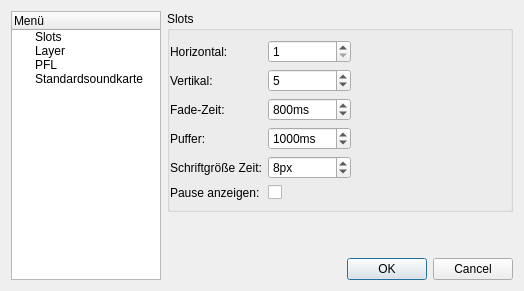
Before: the Qt Designer form view/configurationdialog.ui in m2otech/emm, drawn with Qt 5.
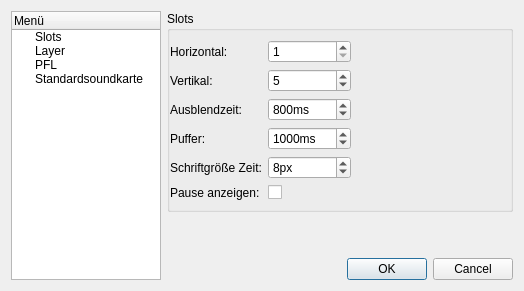
After: the same form once the commit is applied. Custom widgets are drawn as their Qt base class.

Patch:
```diff
--- a/view/configurationdialog.ui
+++ b/view/configurationdialog.ui
@@ -142,7 +142,7 @@
           <item row="2" column="0">
            <widget class="QLabel" name="label_11">
             <property name="text">
-             <string>Fade-Zeit:</string>
+             <string>Ausblendzeit:</string>
             </property>
            </widget>
           </item>
```
